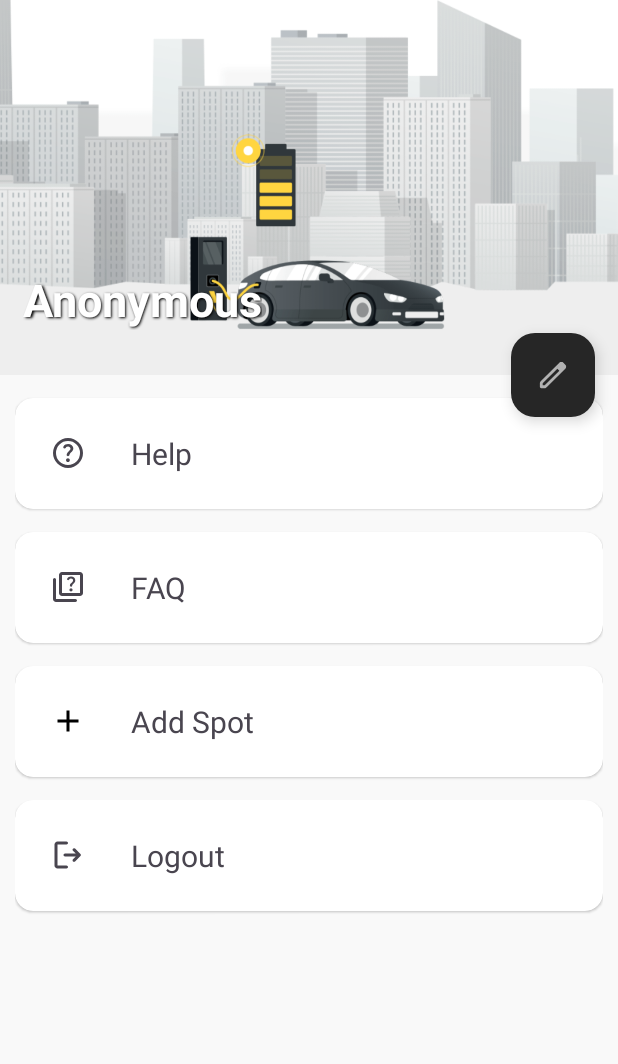
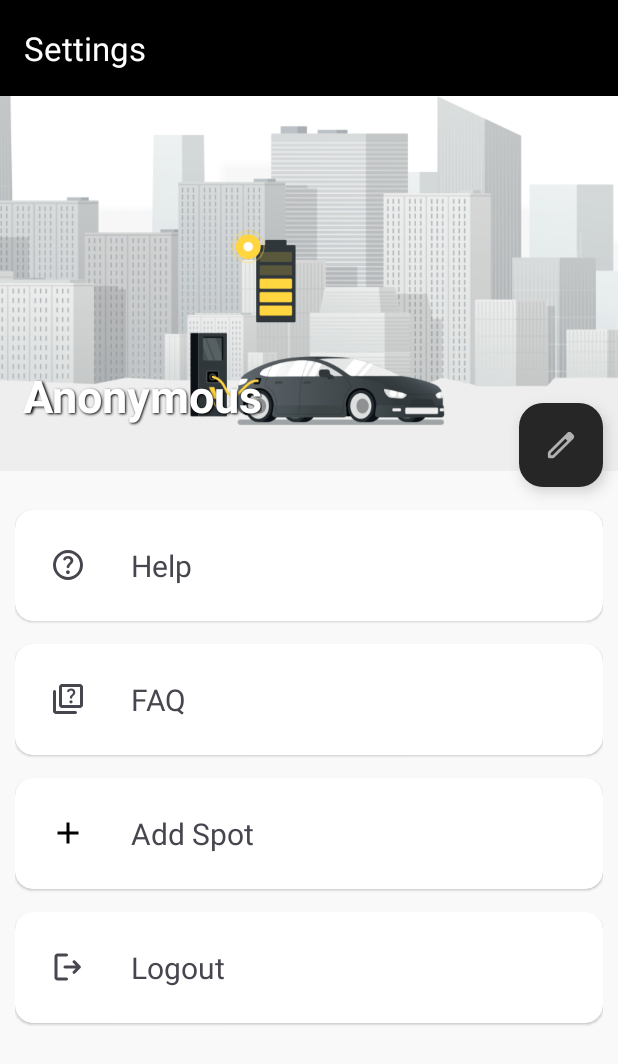
Before and after one commit to Than0s-op/ParkPilot_Business, an Android app: the screen it shows after launch once a user with an empty profile is signed in (Setting), on a phone screen of 412 x 824 dp. Shown: the top 1064 px of the screen. Run offline under Robolectric (Android 15) with nearby library versions, the phone set to English and light mode, and no system bars; our stand-ins replace Firebase (no records; nobody signed in at launch, a user with empty details on screens opened directly), Shimmer.

Commit message:
setting layout changed

```diff
--- a/app/src/main/AndroidManifest.xml
+++ b/app/src/main/AndroidManifest.xml
@@ -11,9 +11,9 @@
         android:allowBackup="true"
         android:dataExtractionRules="@xml/data_extraction_rules"
         android:fullBackupContent="@xml/backup_rules"
-        android:icon="@mipmap/ic_launcher"
+        android:icon="@drawable/car_park"
         android:label="@string/app_name"
-        android:roundIcon="@mipmap/ic_launcher_round"
+        android:roundIcon="@drawable/car_park"
         android:supportsRtl="true"
         android:theme="@style/Theme.ParkPilotReg"
         tools:targetApi="31">
--- a/app/src/main/res/layout/setting.xml
+++ b/app/src/main/res/layout/setting.xml
@@ -1,21 +1,41 @@
 <?xml version="1.0" encoding="utf-8"?>
-<androidx.coordinatorlayout.widget.CoordinatorLayout xmlns:android="http://schemas.android.com/apk/res/android"
+<androidx.appcompat.widget.LinearLayoutCompat xmlns:android="http://schemas.android.com/apk/res/android"
     xmlns:app="http://schemas.android.com/apk/res-auto"
     xmlns:tools="http://schemas.android.com/tools"
     android:layout_width="match_parent"
     android:layout_height="match_parent"
+    android:orientation="vertical"
     tools:context=".activity.Setting">
 
     <com.google.android.material.appbar.AppBarLayout
         android:id="@+id/appBarLayout"
         android:layout_width="match_parent"
+        android:layout_height="wrap_content"
+        android:background="@color/black">
+
+        <com.google.android.material.appbar.MaterialToolbar
+            android:id="@+id/topAppBar"
+            android:layout_width="match_parent"
+            android:layout_height="wrap_content"
+            android:minHeight="?attr/actionBarSize"
+            app:navigationIconTint="@color/white"
+            app:title="Settings"
+            app:titleTextColor="@color/white" />
+
+    </com.google.android.material.appbar.AppBarLayout>
+
+    <ScrollView
+        android:layout_width="match_parent"
         android:layout_height="wrap_content">
 
-        <com.google.android.material.appbar.CollapsingToolbarLayout
-            android:id="@+id/collapsingToolbarLayout"
+        <androidx.appcompat.widget.LinearLayoutCompat
             android:layout_width="match_parent"
-            android:layout_height="match_parent"
-            app:layout_scrollFlags="scroll|exitUntilCollapsed">
+            android:layout_height="wrap_content"
+            android:orientation="vertical">
+
+            <androidx.coordinatorlayout.widget.CoordinatorLayout
+                android:layout_width="match_parent"
+                android:layout_height="wrap_content">
 
                 <com.facebook.shimmer.ShimmerFrameLayout
                     android:id="@+id/shimmerLayout"
@@ -59,28 +79,28 @@
                     android:textStyle="bold"
                     android:visibility="gone" />
 
-            <androidx.appcompat.widget.Toolbar
-                android:layout_width="match_parent"
-                android:layout_height="?attr/actionBarSize"
-                app:layout_collapseMode="pin" />
+            </androidx.coordinatorlayout.widget.CoordinatorLayout>
 
-        </com.google.android.material.appbar.CollapsingToolbarLayout>
+            <com.google.android.material.floatingactionbutton.ExtendedFloatingActionButton
+                android:id="@+id/buttonEditProfile"
+                android:layout_width="wrap_content"
+                android:layout_height="wrap_content"
+                android:layout_gravity="end|bottom"
+                android:layout_marginTop="-45dp"
+                android:layout_marginEnd="10dp"
+                android:visibility="visible"
+                app:icon="@drawable/edit"
+                app:layout_anchor="@id/appBarLayout"
+                app:layout_anchorGravity="bottom|end" />
 
-    </com.google.android.material.appbar.AppBarLayout>
-
-    <androidx.core.widget.NestedScrollView
+            <androidx.appcompat.widget.LinearLayoutCompat
                 android:layout_width="match_parent"
                 android:layout_height="wrap_content"
-        app:layout_behavior="@string/appbar_scrolling_view_behavior">
-
-        <LinearLayout
-            android:layout_width="match_parent"
-            android:layout_height="wrap_content"
-            android:divider="@drawable/empty_mid_divider"
                 android:orientation="vertical"
                 android:paddingHorizontal="10dp"
-            android:clipToPadding="true"
-            android:showDividers="middle|end|beginning">
+                app:divider="@drawable/empty_mid_divider"
+                app:showDividers="middle|end|beginning">
+
 
                 <com.google.android.material.card.MaterialCardView
                     style="?attr/materialCardViewElevatedStyle"
@@ -196,18 +216,10 @@
                         android:textSize="20sp" />
                 </com.google.android.material.card.MaterialCardView>
 
-        </LinearLayout>
+            </androidx.appcompat.widget.LinearLayoutCompat>
 
-    </androidx.core.widget.NestedScrollView>
+        </androidx.appcompat.widget.LinearLayoutCompat>
+    </ScrollView>
 
-    <com.google.android.material.floatingactionbutton.ExtendedFloatingActionButton
-        android:id="@+id/buttonEditProfile"
-        android:layout_width="wrap_content"
-        android:layout_height="wrap_content"
-        android:layout_margin="15dp"
-        android:visibility="gone"
-        app:icon="@drawable/edit"
-        app:layout_anchor="@id/appBarLayout"
-        app:layout_anchorGravity="bottom|end" />
 
-</androidx.coordinatorlayout.widget.CoordinatorLayout>
+</androidx.appcompat.widget.LinearLayoutCompat>
--- a/app/src/main/res/values/strings.xml
+++ b/app/src/main/res/values/strings.xml
@@ -1,5 +1,5 @@
 <resources>
-    <string name="app_name">ParkPilot Business</string>
+    <string name="app_name">Park Pilot Business</string>
     <string name="default_web_client_id">307871515051-r5qqktvnvidp88upiev664bck9mgb0o2.apps.googleusercontent.com</string>
     <string name="razor_pay_test_key">rzp_test_mL3leY14S4nbt6</string>
     <!-- TODO: Remove or change this placeholder text -->
```
Lines whose indentation alone changed are shown as unchanged.
